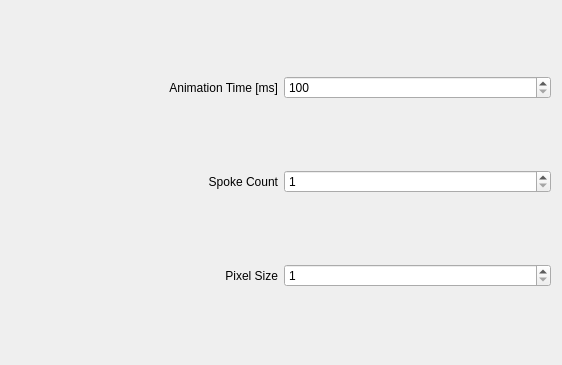
First picture: the form in kwin/pixel-wheel/config.ui, repository Schneegans/Burn-My-Windows, before the edit.
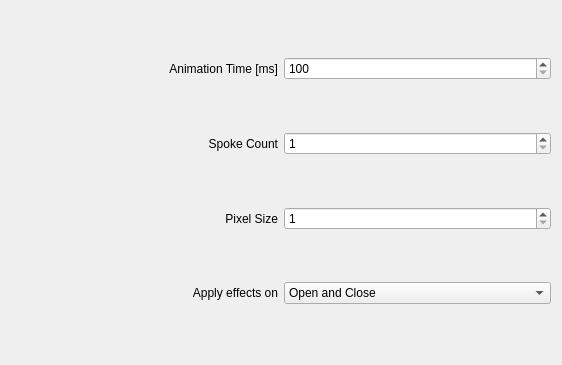
Second picture: the form after the edit.

Commit message: :tada: Apply effect on open only or close only

```diff
--- a/kwin/pixel-wheel/config.ui
+++ b/kwin/pixel-wheel/config.ui
@@ -86,6 +86,40 @@
                     </property>
                 </widget>
             </item>
+        
+            <item row="3" column="0">
+                <widget class="QLabel" name="label_ApplyEffectsOn">
+                    <property name="text">
+                        <string>Apply effects on</string>
+                    </property>
+                    <property name="alignment">
+                        <set>Qt::AlignmentFlag::AlignRight|Qt::AlignmentFlag::AlignTrailing|Qt::AlignmentFlag::AlignVCenter</set>
+                    </property>
+                </widget>
+            </item>
+            <item row="3" column="1">
+                <widget class="QComboBox" name="kcfg_ApplyEffectsOn">
+                                        <property name="currentIndex">
+                        <number>2</number>
+                    </property>
+<item>
+                        <property name="text">
+                            <string>Open only</string>
+                        </property>
+                    </item>
+                    <item>
+                        <property name="text">
+                            <string>Close only</string>
+                        </property>
+                    </item>
+                    <item>
+                        <property name="text">
+                            <string>Open and Close</string>
+                        </property>
+                    </item>
+                </widget>
+            </item>
+
         </layout>
     </widget>
     <resources />
```
The commit also changes 38 other files.
